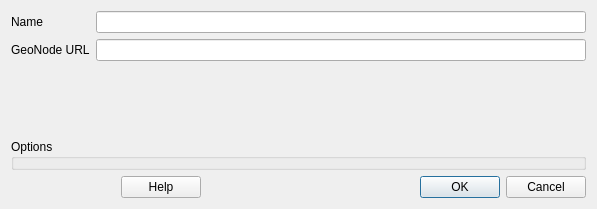
First picture: the form in src/qgis_geonode/ui/connection_dialog.ui, repository GeoNode/QGISGeoNodePlugin, before the edit.
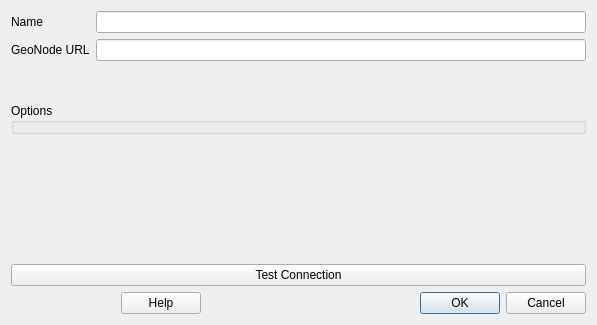
Second picture: the form after the edit. Custom widgets are drawn as their Qt base class.

Commit message:
finish connections management refactor
- each connection is now represented as an instance of `ConnectionSettings` instead of a dict
- add an immutable (i.e. hidden from the user) `id` property to each connection in order to avoid using the name as the connection identifier
- add a `test connection` button in the connection dialog to test if connection parameters work
- add initial refresh of existing connections in order to make sure they are shown on the GUI
- set the current connection in case it does not exist yet

Diff of the .ui file:
```diff
--- a/src/qgis_geonode/ui/connection_dialog.ui
+++ b/src/qgis_geonode/ui/connection_dialog.ui
@@ -7,17 +7,75 @@
     <x>0</x>
     <y>0</y>
     <width>597</width>
-    <height>209</height>
+    <height>325</height>
    </rect>
   </property>
   <property name="windowTitle">
    <string>GeoNode Connection Configuration</string>
   </property>
-  <layout class="QGridLayout" name="gridLayout">
-   <item row="1" column="1">
-    <widget class="QLineEdit" name="name_le"/>
+  <layout class="QVBoxLayout" name="verticalLayout">
+   <item>
+    <layout class="QFormLayout" name="formLayout">
+     <item row="0" column="0">
+      <widget class="QLabel" name="label">
+       <property name="text">
+        <string>Name</string>
+       </property>
+      </widget>
+     </item>
+     <item row="0" column="1">
+      <widget class="QLineEdit" name="name_le"/>
+     </item>
+     <item row="1" column="0">
+      <widget class="QLabel" name="label_2">
+       <property name="text">
+        <string>GeoNode URL</string>
+       </property>
+      </widget>
+     </item>
+     <item row="1" column="1">
+      <widget class="QLineEdit" name="url_le"/>
+     </item>
+    </layout>
    </item>
-   <item row="6" column="0" colspan="2">
+   <item>
+    <widget class="QgsAuthConfigSelect" name="authcfg_acs">
+     <property name="minimumSize">
+      <size>
+       <width>0</width>
+       <height>30</height>
+      </size>
+     </property>
+    </widget>
+   </item>
+   <item>
+    <widget class="QGroupBox" name="optionGroupBox">
+     <property name="title">
+      <string>Options</string>
+     </property>
+    </widget>
+   </item>
+   <item>
+    <spacer name="verticalSpacer">
+     <property name="orientation">
+      <enum>Qt::Vertical</enum>
+     </property>
+     <property name="sizeHint" stdset="0">
+      <size>
+       <width>20</width>
+       <height>50</height>
+      </size>
+     </property>
+    </spacer>
+   </item>
+   <item>
+    <widget class="QPushButton" name="test_connection_btn">
+     <property name="text">
+      <string>Test Connection</string>
+     </property>
+    </widget>
+   </item>
+   <item>
     <layout class="QHBoxLayout" name="horizontalLayout_3">
      <item>
       <widget class="QDialogButtonBox" name="buttonBox_2">
@@ -54,50 +112,6 @@
      </item>
     </layout>
    </item>
-   <item row="1" column="0">
-    <widget class="QLabel" name="label">
-     <property name="text">
-      <string>Name</string>
-     </property>
-    </widget>
-   </item>
-   <item row="2" column="1">
-    <widget class="QLineEdit" name="url_le"/>
-   </item>
-   <item row="5" column="0" colspan="2">
-    <widget class="QGroupBox" name="optionGroupBox">
-     <property name="title">
-      <string>Options</string>
-     </property>
-    </widget>
-   </item>
-   <item row="2" column="0">
-    <widget class="QLabel" name="label_2">
-     <property name="text">
-      <string>GeoNode URL</string>
-     </property>
-    </widget>
-   </item>
-   <item row="4" column="0" colspan="2">
-    <widget class="QgsAuthConfigSelect" name="authcfg_acs">
-     <property name="minimumSize">
-      <size>
-       <width>0</width>
-       <height>30</height>
-      </size>
-     </property>
-    </widget>
-   </item>
-   <item row="3" column="0" colspan="2">
-    <widget class="QLabel" name="message">
-     <property name="text">
-      <string/>
-     </property>
-     <property name="wordWrap">
-      <bool>true</bool>
-     </property>
-    </widget>
-   </item>
   </layout>
  </widget>
  <customwidgets>
```
Left out of the diff: 1 changed line with no effect on the pictures. The commit also changes 5 other files.
